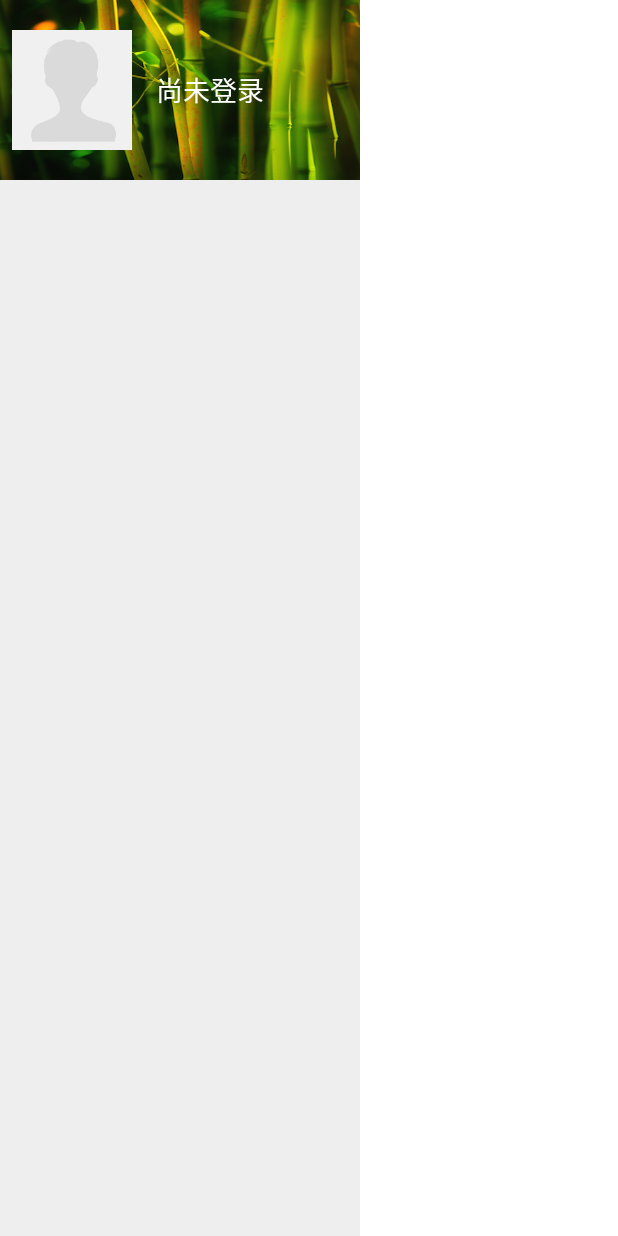
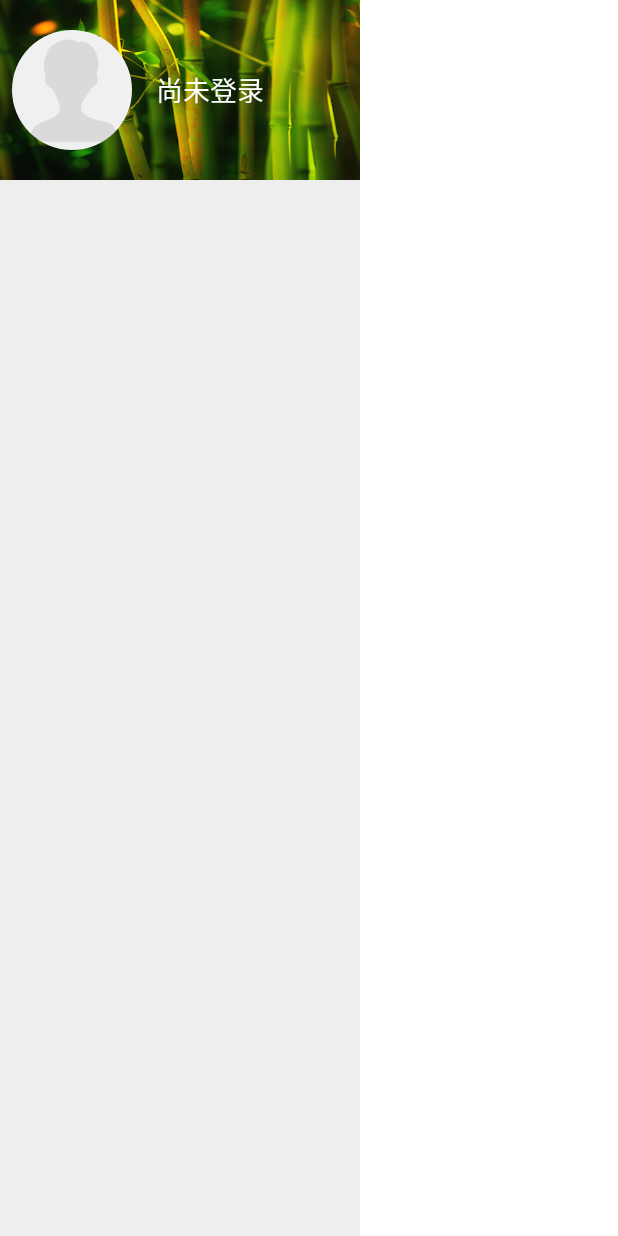
Before and after one commit to greatyao/v2ex-android, an Android app: the layout fragment_drawer.xml on its own in the app's theme, with its tools: preview values and no code run, on a phone screen of 412 x 824 dp. Run offline under Robolectric (Android 15) with nearby library versions, the phone set to English and light mode, and no system bars.

Commit message:
使用CircleImageView

```diff
--- a/app/build.gradle
+++ b/app/build.gradle
@@ -7,7 +7,7 @@ android {
     defaultConfig {
         applicationId "com.yaoyumeng.v2ex"
         minSdkVersion 15
-        targetSdkVersion 22
+        targetSdkVersion 21
         versionCode 18
         versionName "1.1.0"
     }
@@ -23,7 +23,7 @@ dependencies {
     compile fileTree(dir: 'libs', include: ['*.jar'])
     compile 'com.android.support:support-v4:21.+'
     compile 'com.android.support:support-v13:21.+'
-    compile 'com.android.support:appcompat-v7:22.0.0'
+    compile 'com.android.support:appcompat-v7:21.0.0'
     compile 'com.android.support:cardview-v7:21.0.3'
     compile 'com.android.support:recyclerview-v7:21.0.3'
     compile 'com.nostra13.universalimageloader:universal-image-loader:1.9.3'
@@ -32,4 +32,5 @@ dependencies {
     compile 'com.umeng.analytics:analytics:latest.integration'
     compile 'com.github.mrengineer13:snackbar:1.1.0'
     compile 'com.melnykov:floatingactionbutton:1.3.0'
+	compile 'de.hdodenhof:circleimageview:1.3.0'
 }
--- a/app/src/main/res/layout/fragment_drawer.xml
+++ b/app/src/main/res/layout/fragment_drawer.xml
@@ -12,12 +12,13 @@
         android:padding="8dp"
         android:background="@drawable/account_bg">
 
-        <ImageView
+        <de.hdodenhof.circleimageview.CircleImageView
+			xmlns:app="http://schemas.android.com/apk/res-auto"
             android:id="@+id/img_member"
             android:layout_width="80dp"
             android:layout_height="80dp"
             android:layout_centerVertical="true"
-            android:background="@drawable/ic_avatar"
+            android:src="@drawable/ic_avatar"
             android:layout_marginRight="16dp" />
 
             <TextView
--- a/app/src/main/res/layout/item_notification.xml
+++ b/app/src/main/res/layout/item_notification.xml
@@ -18,13 +18,14 @@
         android:layout_marginLeft="10dp"
         android:padding="8dp">
 
-        <ImageView
+        <de.hdodenhof.circleimageview.CircleImageView
+			xmlns:app="http://schemas.android.com/apk/res-auto"
             android:id="@+id/avatar"
             android:layout_width="@dimen/avatar_normal_size"
             android:layout_height="@dimen/avatar_normal_size"
             android:layout_alignParentLeft="true"
             android:layout_alignParentTop="true"
-            android:background="@drawable/ic_avatar" />
+            android:src="@drawable/ic_avatar" />
 
         <TextView
             android:id="@+id/title"
--- a/app/src/main/res/layout/item_reply.xml
+++ b/app/src/main/res/layout/item_reply.xml
@@ -20,13 +20,14 @@
         android:layout_marginLeft="10dp"
         android:padding="8dp">
 
-        <ImageView
+        <de.hdodenhof.circleimageview.CircleImageView
+			xmlns:app="http://schemas.android.com/apk/res-auto"
             android:id="@+id/avatar"
             android:layout_width="@dimen/avatar_normal_size"
             android:layout_height="@dimen/avatar_normal_size"
             android:layout_alignParentLeft="true"
             android:layout_alignParentTop="true"
-            android:background="@drawable/ic_avatar" />
+            android:src="@drawable/ic_avatar" />
 
         <RelativeLayout
             android:id="@+id/replier_layout"
--- a/app/src/main/res/layout/item_topic.xml
+++ b/app/src/main/res/layout/item_topic.xml
@@ -20,7 +20,8 @@
         android:orientation="horizontal"
         android:padding="10dp">
 
-        <ImageView
+        <de.hdodenhof.circleimageview.CircleImageView
+			xmlns:app="http://schemas.android.com/apk/res-auto"
             android:id="@+id/avatar"
             android:layout_width="36dp"
             android:layout_height="36dp"
--- a/app/src/main/res/layout/item_topic_more.xml
+++ b/app/src/main/res/layout/item_topic_more.xml
@@ -44,7 +44,8 @@
                 android:lineSpacingExtra="1.5dp"
                 android:text="帖子内容"/>
 
-            <ImageView
+            <de.hdodenhof.circleimageview.CircleImageView
+				xmlns:app="http://schemas.android.com/apk/res-auto"
                 android:id="@+id/avatar"
                 android:layout_width="@dimen/avatar_normal_size"
                 android:layout_height="@dimen/avatar_normal_size"
```
